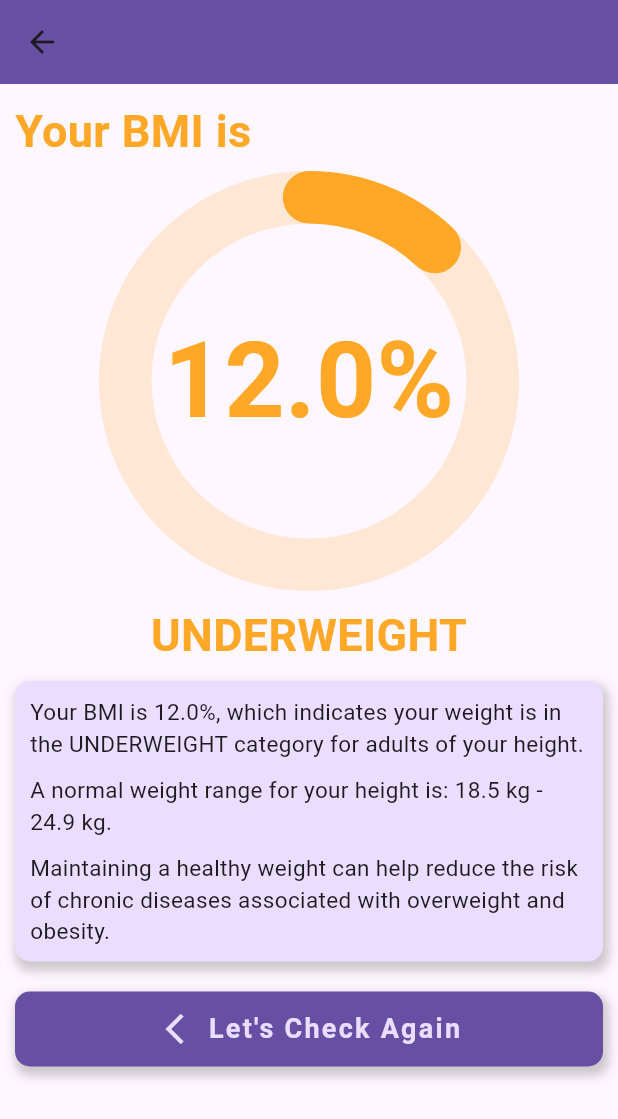
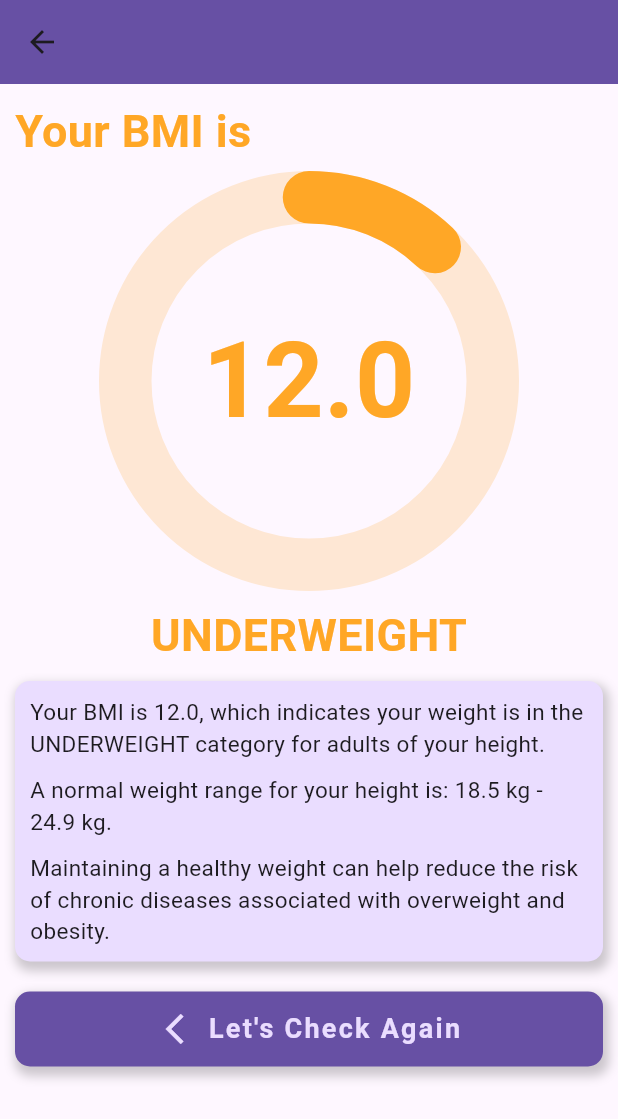
Before and after one commit to wildan-T/bmi_calculator, a Flutter app: the screen it shows after launch, after a tap on "Check", on a phone screen of 412 x 824 dp. Shown: the top 1119 px of the screen. Run offline on Flutter 3.47's test engine with Material 3 defaults, Android fonts, the phone set to English and light mode, and no system bars; drawn by our look-alikes of percent_indicator; our stand-ins replace get, syncfusion_flutter_sliders.

Commit message:
update weight selector & page hasil

```diff
--- a/lib/components/weight_selector.dart
+++ b/lib/components/weight_selector.dart
@@ -64,12 +64,46 @@ class _WeightSelectorState extends State<WeightSelector> {
             Row(
               mainAxisAlignment: MainAxisAlignment.center,
               children: [
-                Text(
-                  "60",
-                  style: TextStyle(
-                    fontSize: 90, // Kurangi jika masih overflow
-                    fontWeight: FontWeight.bold,
-                    color: Colors.black,
+                Flexible(
+                  child: Obx(
+                    () => GestureDetector(
+                      onTap: () {
+                        setState(() {
+                          isEditing = true;
+                        });
+                      },
+                      child: isEditing
+                          ? SizedBox(
+                              width: 100,
+                              child: TextField(
+                                controller: _textEditingController,
+                                keyboardType: TextInputType.number,
+                                style: TextStyle(
+                                  fontSize: 70, // Kurangi ukuran font
+                                  fontWeight: FontWeight.bold,
+                                  color:
+                                      Theme.of(context).colorScheme.onSurface,
+                                ),
+                                onSubmitted: (value) {
+                                  final newWeight = int.tryParse(value);
+                                  if (newWeight != null) {
+                                    bmiController.weight.value = newWeight;
+                                  }
+                                  setState(() {
+                                    isEditing = false;
+                                  });
+                                },
+                              ),
+                            )
+                          : Text(
+                              "${bmiController.weight.value}",
+                              style: TextStyle(
+                                fontSize: 90, // Kurangi jika masih overflow
+                                fontWeight: FontWeight.bold,
+                                color: Theme.of(context).colorScheme.onSurface,
+                              ),
+                            ),
+                    ),
                   ),
                 ),
               ],
--- a/lib/pages/results_page.dart
+++ b/lib/pages/results_page.dart
@@ -41,7 +41,7 @@ class ResultPage extends StatelessWidget {
                     () => CircularPercentIndicator(
                       animationDuration: 1100,
                       footer: Text(
-                        "${bmiController.BMIstatus.value}", // Deskripsi
+                        bmiController.BMIstatus.value, // Deskripsi
                         style: TextStyle(
                             color: bmiController.colorStatus.value,
                             fontSize: 30,
@@ -54,7 +54,7 @@ class ResultPage extends StatelessWidget {
                       circularStrokeCap: CircularStrokeCap.round,
                       percent: bmiController.tempBMI.value / 100,
                       center: Text(
-                        "${bmiController.BMI.value}%",
+                        bmiController.BMI.value,
                         style: TextStyle(
                             color: bmiController.colorStatus.value,
                             fontSize: 70,
@@ -88,7 +88,7 @@ class ResultPage extends StatelessWidget {
                     crossAxisAlignment: CrossAxisAlignment.start,
                     children: [
                       Text(
-                        "Your BMI is ${bmiController.BMI.value}%, which indicates your weight is in the ${bmiController.BMIstatus.value} category for adults of your height.",
+                        "Your BMI is ${bmiController.BMI.value}, which indicates your weight is in the ${bmiController.BMIstatus.value} category for adults of your height.",
                         style: TextStyle(fontSize: 15),
                       ),
                       SizedBox(height: 10),
```
